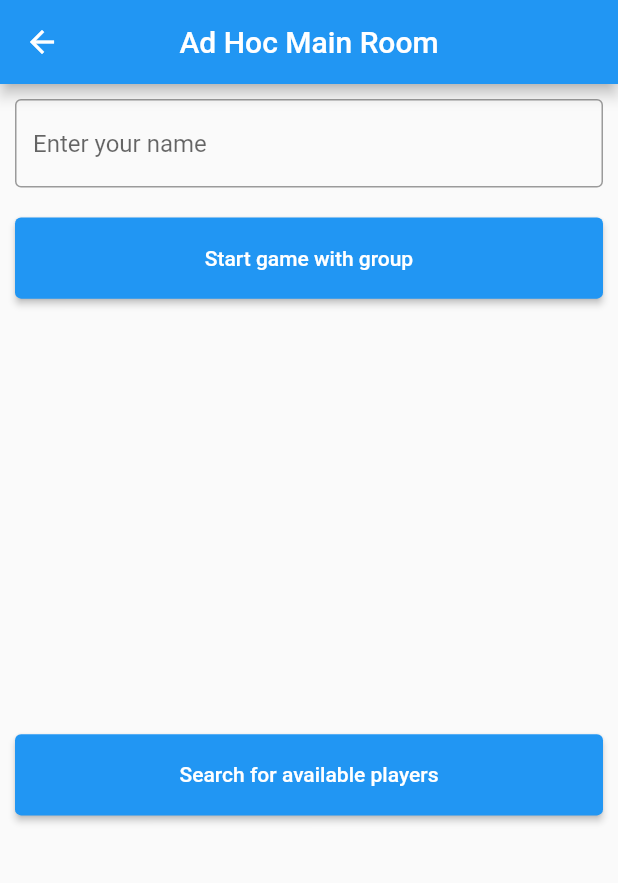
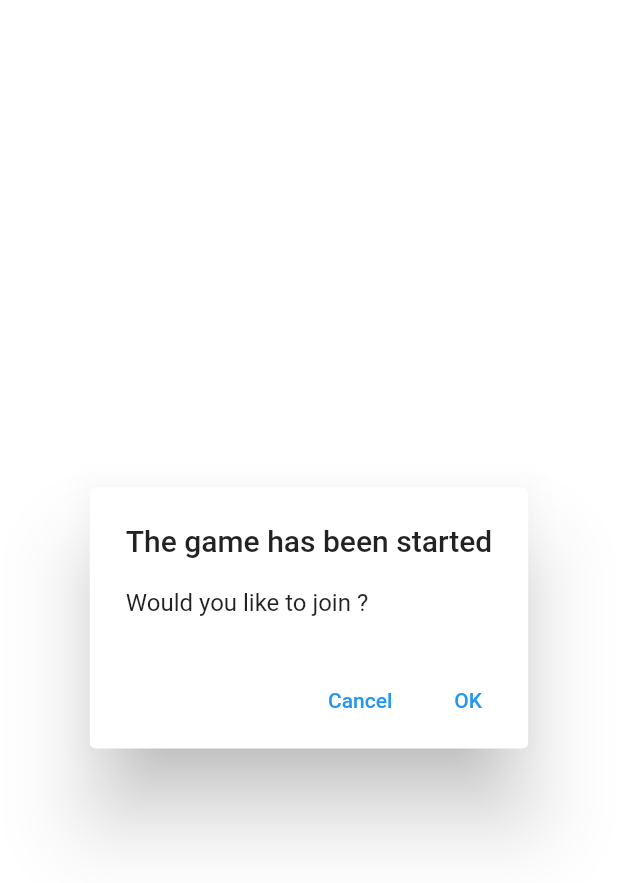
Before and after one commit to ThomasDem14/adhoc-simon, a Flutter app: the GamePage screen opened directly, after a tap on the "arrow back" icon, after a tap on "Start game with group", on a phone screen of 412 x 824 dp. Shown: the top 883 px of the screen. Run offline on Flutter 3.47's test engine with Material 2 defaults, Android fonts, the phone set to English and light mode, and no system bars; missing offline and left inert: adhoc_plugin.

Commit message:
TransitionDialog working + Hardcoded players to simulate game

```diff
--- a/lib/adhoc/adhoc_player.dart
+++ b/lib/adhoc/adhoc_player.dart
@@ -50,6 +50,17 @@ class AdhocPlayer extends ChangeNotifier {
   }
 
   void startGame() {
+    // DEBUG
+    if (true) {
+      _info.master = true;
+      _groupPlayers.add(_info);
+
+      _groupPlayers.add(new PlayerInfo(name: "Player 2", master: false));
+      _groupPlayers.add(new PlayerInfo(name: "Player 3", master: false));
+      _groupPlayers.add(new PlayerInfo(name: "Player 4", master: false));
+    }
+    // END
+
     if (!_info.master)
       return;
 
@@ -64,6 +75,7 @@ class AdhocPlayer extends ChangeNotifier {
   }
 
   void leaveGroup() {
+    _startGame = false;
     _groupPlayers = List.empty(growable: true);
     notifyListeners();
 
@@ -179,4 +191,6 @@ class AdhocPlayer extends ChangeNotifier {
 
   List<AdHocDevice> getDiscoveredDevices() => _discovered;
   List<PlayerInfo> getPlayers() => _groupPlayers;
+
+  int getNbPlayers() => _groupPlayers.length;
 }
--- a/lib/game/game_constants.dart
+++ b/lib/game/game_constants.dart
@@ -1,13 +1,16 @@
 import 'package:flutter/material.dart';
 
 enum GameColors {
-  RED,
-  BLUE,
-  GREEN,
-  YELLOW,
+  Red,
+  Blue,
+  Green,
+  Yellow,
+  Default,
 }
 
 const RED_COLOR = Colors.red;
 const BLUE_COLOR = Colors.blue;
 const GREEN_COLOR = Colors.green;
 const YELLOW_COLOR = Colors.yellow;
+
+const DEFAULT_COLOR = Colors.black;
--- a/lib/game/game_widgets.dart
+++ b/lib/game/game_widgets.dart
@@ -1,15 +1,35 @@
+import 'package:adhoc_gaming/game/game_constants.dart';
 import 'package:flutter/material.dart';
 
 class GameWidgets {
+  Widget ledButton(GameColors color) {
+    Color materialColor;
+    switch (color) {
+      case GameColors.Blue:
+        materialColor = BLUE_COLOR;
+        break;
+      case GameColors.Green:
+        materialColor = GREEN_COLOR;
+        break;
+      case GameColors.Red:
+        materialColor = RED_COLOR;
+        break;
+      case GameColors.Yellow:
+        materialColor = YELLOW_COLOR;
+        break;
+      case GameColors.Default:
+        materialColor = DEFAULT_COLOR;
+        break;
+    }
 
-  Widget ledButton(Color color) {
     return Container(
       decoration: BoxDecoration(
         border: Border.all(color: Colors.black),
-        borderRadius: BorderRadius.circular(5.0),
-        color: color,
+        borderRadius: BorderRadius.circular(50.0),
+        color: materialColor,
       ),
-      child: Text("O"),
+      width: 30,
+      height: 30,
     );
   }
 }
--- a/lib/game/simon_game.dart
+++ b/lib/game/simon_game.dart
@@ -1,15 +1,37 @@
+import 'dart:math';
+
 import 'package:adhoc_gaming/game/game_constants.dart';
 import 'package:flutter/material.dart';
 
 class SimonGame extends ChangeNotifier {
-  List<GameColors> _sequence = List.empty(growable: true);
+  static final Random random = new Random();
+
   int _level = 1;
+  int _nbPlayers;
 
-  SimonGame();
+  // The sequence consists of a sequence of colors per player
+  List<List<GameColors>> _sequence;
+
+  SimonGame(int nbPlayers) {
+    _nbPlayers = nbPlayers;
+
+    // Generate a new empty list for each player
+    _sequence =
+        new List.generate(nbPlayers, (index) => new List.empty(growable: true));
+  }
+
+  GameColors _randomColor() {
+    return GameColors.values[random.nextInt(GameColors.values.length)];
+  }
 
   void incrementLevel() {
+    // Add 1 new color for each player
+    for (var i = 1; i < _nbPlayers; i++)
+      _sequence.elementAt(i).add(_randomColor());
+
     _level++;
     notifyListeners();
   }
+
   int getLevel() => _level;
 }
--- a/lib/pages/game_page.dart
+++ b/lib/pages/game_page.dart
@@ -25,17 +25,27 @@ class GamePage extends StatelessWidget {
           // Players and leds
           Expanded(
             flex: 4,
-            child: ListView.builder(
+            child: Consumer<AdhocPlayer>(
+              builder: (context, player, child) {
+                var players = player.getPlayers();
+                return ListView.separated(
                   padding: EdgeInsets.all(15.0),
-              itemCount: 4,
+                  itemCount: players.length,
                   itemBuilder: (BuildContext context, int index) {
                     return Row(
                       mainAxisAlignment: MainAxisAlignment.spaceEvenly,
                       children: [
-                    Text("Player $index"),
-                    gameWidgets.ledButton(Colors.white),
-                    gameWidgets.ledButton(Colors.white),
+                        Text(players.elementAt(index).name),
+                        gameWidgets.ledButton(GameColors.Default),
+                        gameWidgets.ledButton(GameColors.Default),
                       ],
+                    );
+                  },
+                  separatorBuilder: (BuildContext context, int index) {
+                    return SizedBox(
+                      height: 10,
+                    );
+                  },
                 );
               },
             ),
@@ -73,21 +83,21 @@ class GamePage extends StatelessWidget {
                       Row(children: [
                         ElevatedButton(
                           onPressed: () {},
-                          child: gameWidgets.ledButton(RED_COLOR),
+                          child: gameWidgets.ledButton(GameColors.Red),
                         ),
                         ElevatedButton(
                           onPressed: () {},
-                          child: gameWidgets.ledButton(YELLOW_COLOR),
+                          child: gameWidgets.ledButton(GameColors.Yellow),
                         ),
                       ]),
                       Row(children: [
                         ElevatedButton(
                           onPressed: () {},
-                          child: gameWidgets.ledButton(BLUE_COLOR),
+                          child: gameWidgets.ledButton(GameColors.Blue),
                         ),
                         ElevatedButton(
                           onPressed: () {},
-                          child: gameWidgets.ledButton(GREEN_COLOR),
+                          child: gameWidgets.ledButton(GameColors.Green),
                         ),
                       ]),
                     ]),
@@ -102,7 +112,7 @@ class GamePage extends StatelessWidget {
     );
   }
 
-  Future<void> onReturn(BuildContext context) {
+  Future<void> onReturn(BuildContext context) async {
     Provider.of<AdhocPlayer>(context, listen: false).leaveGroup();
     return Navigator.of(context).pushReplacementNamed('/');
   }
--- a/lib/pages/main_page.dart
+++ b/lib/pages/main_page.dart
@@ -1,53 +1,29 @@
 import 'package:adhoc_gaming/adhoc/adhoc_player.dart';
 import 'package:adhoc_gaming/game/simon_game.dart';
 import 'package:adhoc_gaming/pages/game_page.dart';
+import 'package:adhoc_gaming/pages/transition_dialog.dart';
 import 'package:flutter/material.dart';
+import 'package:flutter/scheduler.dart';
 import 'package:provider/provider.dart';
 
 class MainPage extends StatelessWidget {
   final textController = TextEditingController();
 
-  Widget gameDialog(BuildContext context) {
-    return AlertDialog(
-      title: const Text('The game has been started'),
-      content: const Text('Would you like to join ?'),
-      actions: <Widget>[
-        TextButton(
-          onPressed: () {
-            Provider.of<AdhocPlayer>(context).leaveGroup();
-            Navigator.pop(context, 'Leave');
-            Navigator.of(context).pushReplacementNamed('/');
-          },
-          child: const Text('Cancel'),
-        ),
-        TextButton(
-          onPressed: () {
-            Provider.of<AdhocPlayer>(context).sendReady();
-            Navigator.pop(context, 'Join');
-          },
-          child: const Text('OK'),
-        ),
-      ],
-    );
-  }
-
   @override
   Widget build(BuildContext context) {
-    // Show alert dialog to notify the slaves that the game started
     if (Provider.of<AdhocPlayer>(context).hasGameStarted()) {
-      Navigator.of(context).pushReplacement(MaterialPageRoute(
-        builder: (context) => ChangeNotifierProvider(
-          create: (context) => SimonGame(),
-          child: GamePage(),
-        ),
-      ));
-      Navigator.of(context).push(
-        PageRouteBuilder(
-          barrierDismissible: true,
-          opaque: false,
-          pageBuilder: (context, _, __) => gameDialog(context),
-        ),
-      );
+      SchedulerBinding.instance.addPostFrameCallback((_) {
+        Navigator.of(context).pushReplacement(MaterialPageRoute(
+          builder: (context) => ChangeNotifierProvider(
+            create: (context) => SimonGame(
+                Provider.of<AdhocPlayer>(context, listen: false)
+                    .getNbPlayers()),
+            child: GamePage(),
+          ),
+        ));
+        Navigator.of(context)
+            .push(MaterialPageRoute(builder: (_) => TransitionDialog()));
+      });
     }
 
     return Scaffold(
--- /dev/null
+++ b/lib/pages/transition_dialog.dart
@@ -0,0 +1,30 @@
+import 'package:adhoc_gaming/adhoc/adhoc_player.dart';
+import 'package:flutter/material.dart';
+import 'package:provider/provider.dart';
+
+class TransitionDialog extends StatelessWidget {
+  @override
+  Widget build(BuildContext context) {
+    return AlertDialog(
+      title: const Text('The game has been started'),
+      content: const Text('Would you like to join ?'),
+      actions: <Widget>[
+        TextButton(
+          onPressed: () {
+            Provider.of<AdhocPlayer>(context, listen: false).leaveGroup();
+            Navigator.pop(context, 'Leave');
+            Navigator.of(context).pushReplacementNamed('/');
+          },
+          child: const Text('Cancel'),
+        ),
+        TextButton(
+          onPressed: () {
+            Provider.of<AdhocPlayer>(context, listen: false).sendReady();
+            Navigator.pop(context, 'Join');
+          },
+          child: const Text('OK'),
+        ),
+      ],
+    );
+  }
+}
--- a/pubspec.yaml
+++ b/pubspec.yaml
@@ -39,9 +39,8 @@ flutter:
   uses-material-design: true
 
   # To add assets to your application, add an assets section, like this:
-  # assets:
-  #   - images/a_dot_burr.jpeg
-  #   - images/a_dot_ham.jpeg
+  #assets:
+  #  - images/
 
   # An image asset can refer to one or more resolution-specific "variants", see
   # https://flutter.dev/assets-and-images/#resolution-aware.
```
Lines whose indentation alone changed are shown as unchanged.
